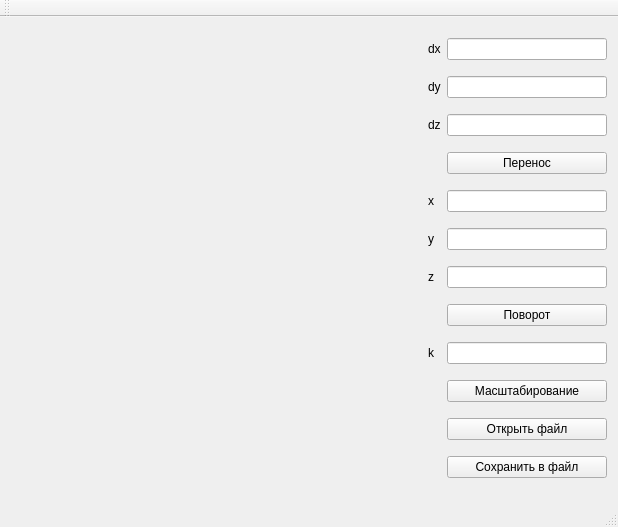
Old version of the form lab_01/mainwindow.ui in the repository bmstu-ics7/object-oriented-programming.
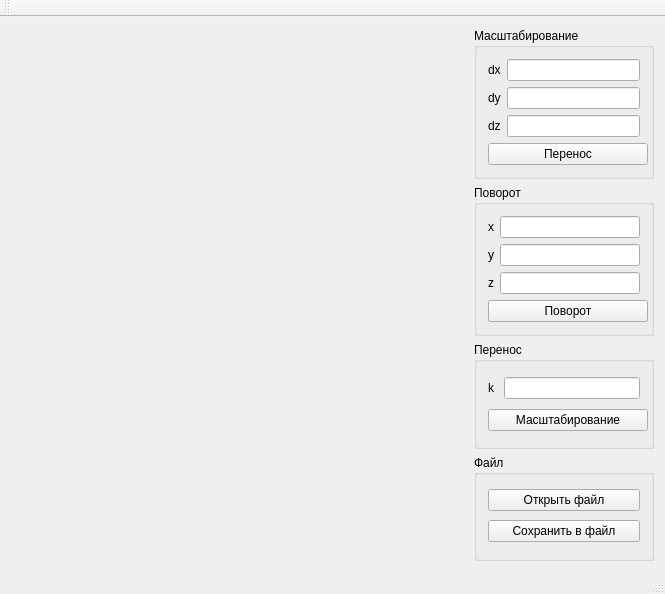
New version of the form.

The edit to the form file:
```diff
--- a/lab_01/mainwindow.ui
+++ b/lab_01/mainwindow.ui
@@ -6,101 +6,31 @@
    <rect>
     <x>0</x>
     <y>0</y>
-    <width>618</width>
-    <height>527</height>
+    <width>665</width>
+    <height>594</height>
    </rect>
   </property>
   <property name="windowTitle">
    <string>MainWindow</string>
   </property>
   <widget class="QWidget" name="centralWidget">
-   <layout class="QHBoxLayout" name="horizontalLayout">
-    <item>
-     <spacer name="horizontalSpacer">
-      <property name="orientation">
-       <enum>Qt::Horizontal</enum>
-      </property>
-      <property name="sizeHint" stdset="0">
-       <size>
-        <width>40</width>
-        <height>20</height>
-       </size>
-      </property>
-     </spacer>
-    </item>
-    <item>
      <layout class="QGridLayout" name="gridLayout">
-      <item row="0" column="0">
-       <widget class="QLabel" name="label">
-        <property name="text">
-         <string>dx</string>
-        </property>
-       </widget>
-      </item>
-      <item row="0" column="1">
-       <widget class="QLineEdit" name="lineOffsetX">
-        <property name="maximumSize">
-         <size>
-          <width>160</width>
-          <height>16777215</height>
-         </size>
-        </property>
-       </widget>
-      </item>
-      <item row="1" column="0">
-       <widget class="QLabel" name="label_2">
-        <property name="text">
-         <string>dy</string>
-        </property>
-       </widget>
-      </item>
-      <item row="1" column="1">
-       <widget class="QLineEdit" name="lineOffsetY">
-        <property name="maximumSize">
-         <size>
-          <width>160</width>
-          <height>16777215</height>
-         </size>
-        </property>
-       </widget>
-      </item>
-      <item row="2" column="0">
-       <widget class="QLabel" name="label_3">
-        <property name="text">
-         <string>dz</string>
-        </property>
-       </widget>
-      </item>
-      <item row="2" column="1">
-       <widget class="QLineEdit" name="lineOffsetZ">
-        <property name="maximumSize">
-         <size>
-          <width>160</width>
-          <height>16777215</height>
-         </size>
-        </property>
-       </widget>
-      </item>
       <item row="3" column="1">
-       <widget class="QPushButton" name="btnOffset">
-        <property name="minimumSize">
-         <size>
-          <width>160</width>
-          <height>0</height>
-         </size>
-        </property>
+     <widget class="QGroupBox" name="groupBox_2">
         <property name="maximumSize">
          <size>
-          <width>16777215</width>
+        <width>180</width>
           <height>16777215</height>
          </size>
         </property>
-        <property name="text">
-         <string>Перенос</string>
-        </property>
-       </widget>
-      </item>
-      <item row="4" column="0">
+      <property name="styleSheet">
+       <string notr="true">font: 13pt &quot;Hack Nerd Font&quot;;</string>
+      </property>
+      <property name="title">
+       <string>Поворот</string>
+      </property>
+      <layout class="QGridLayout" name="gridLayout_3">
+       <item row="0" column="2">
        <widget class="QLabel" name="label_4">
         <property name="maximumSize">
          <size>
@@ -113,7 +43,26 @@
         </property>
        </widget>
       </item>
-      <item row="4" column="1">
+       <item row="5" column="2" colspan="2">
+        <widget class="QPushButton" name="btnRotate">
+         <property name="minimumSize">
+          <size>
+           <width>160</width>
+           <height>0</height>
+          </size>
+         </property>
+         <property name="maximumSize">
+          <size>
+           <width>16777215</width>
+           <height>16777215</height>
+          </size>
+         </property>
+         <property name="text">
+          <string>Поворот</string>
+         </property>
+        </widget>
+       </item>
+       <item row="0" column="3">
        <widget class="QLineEdit" name="lineRotateX">
         <property name="maximumSize">
          <size>
@@ -123,31 +72,31 @@
         </property>
        </widget>
       </item>
-      <item row="5" column="0">
-       <widget class="QLabel" name="label_5">
-        <property name="text">
-         <string>y</string>
-        </property>
-       </widget>
-      </item>
-      <item row="5" column="1">
-       <widget class="QLineEdit" name="lineRotateY">
-        <property name="maximumSize">
-         <size>
-          <width>160</width>
-          <height>16777215</height>
-         </size>
-        </property>
-       </widget>
-      </item>
-      <item row="6" column="0">
+       <item row="4" column="2">
        <widget class="QLabel" name="label_6">
         <property name="text">
          <string>z</string>
         </property>
        </widget>
       </item>
-      <item row="6" column="1">
+       <item row="2" column="3">
+        <widget class="QLineEdit" name="lineRotateY">
+         <property name="maximumSize">
+          <size>
+           <width>160</width>
+           <height>16777215</height>
+          </size>
+         </property>
+        </widget>
+       </item>
+       <item row="2" column="2">
+        <widget class="QLabel" name="label_5">
+         <property name="text">
+          <string>y</string>
+         </property>
+        </widget>
+       </item>
+       <item row="4" column="3">
        <widget class="QLineEdit" name="lineRotateZ">
         <property name="maximumSize">
          <size>
@@ -157,43 +106,38 @@
         </property>
        </widget>
       </item>
-      <item row="7" column="1">
-       <widget class="QPushButton" name="btnRotate">
-        <property name="minimumSize">
-         <size>
-          <width>160</width>
-          <height>0</height>
-         </size>
-        </property>
-        <property name="maximumSize">
-         <size>
-          <width>16777215</width>
-          <height>16777215</height>
-         </size>
-        </property>
-        <property name="text">
-         <string>Поворот</string>
-        </property>
-       </widget>
-      </item>
-      <item row="8" column="0">
+      </layout>
+     </widget>
+    </item>
+    <item row="10" column="1">
+     <widget class="QGroupBox" name="groupBox_3">
+      <property name="maximumSize">
+       <size>
+        <width>180</width>
+        <height>16777215</height>
+       </size>
+      </property>
+      <property name="styleSheet">
+       <string notr="true">font: 13pt &quot;Hack Nerd Font&quot;;</string>
+      </property>
+      <property name="title">
+       <string>Перенос</string>
+      </property>
+      <layout class="QGridLayout" name="gridLayout_4">
+       <item row="0" column="1">
        <widget class="QLabel" name="label_7">
+         <property name="maximumSize">
+          <size>
+           <width>10</width>
+           <height>30</height>
+          </size>
+         </property>
         <property name="text">
          <string>k</string>
         </property>
        </widget>
       </item>
-      <item row="8" column="1">
-       <widget class="QLineEdit" name="lineScale">
-        <property name="maximumSize">
-         <size>
-          <width>160</width>
-          <height>16777215</height>
-         </size>
-        </property>
-       </widget>
-      </item>
-      <item row="9" column="1">
+       <item row="2" column="1" colspan="4">
        <widget class="QPushButton" name="btnScale">
         <property name="minimumSize">
          <size>
@@ -207,19 +151,56 @@
           <height>16777215</height>
          </size>
         </property>
+         <property name="styleSheet">
+          <string notr="true"/>
+         </property>
         <property name="text">
          <string>Масштабирование</string>
         </property>
        </widget>
       </item>
-      <item row="10" column="1">
+       <item row="0" column="2" colspan="3">
+        <widget class="QLineEdit" name="lineScale">
+         <property name="minimumSize">
+          <size>
+           <width>0</width>
+           <height>0</height>
+          </size>
+         </property>
+         <property name="maximumSize">
+          <size>
+           <width>160</width>
+           <height>16777215</height>
+          </size>
+         </property>
+        </widget>
+       </item>
+      </layout>
+     </widget>
+    </item>
+    <item row="20" column="1">
+     <widget class="QGroupBox" name="groupBox_4">
+      <property name="maximumSize">
+       <size>
+        <width>180</width>
+        <height>16777215</height>
+       </size>
+      </property>
+      <property name="styleSheet">
+       <string notr="true">font: 13pt &quot;Hack Nerd Font&quot;;</string>
+      </property>
+      <property name="title">
+       <string>Файл</string>
+      </property>
+      <layout class="QVBoxLayout" name="verticalLayout">
+       <item>
        <widget class="QPushButton" name="bntFile">
         <property name="text">
          <string>Открыть файл</string>
         </property>
        </widget>
       </item>
-      <item row="11" column="1">
+       <item>
        <widget class="QPushButton" name="btnSave">
         <property name="text">
          <string>Сохранить в файл</string>
@@ -227,6 +208,108 @@
        </widget>
       </item>
      </layout>
+     </widget>
+    </item>
+    <item row="1" column="1">
+     <widget class="QGroupBox" name="groupBox">
+      <property name="maximumSize">
+       <size>
+        <width>180</width>
+        <height>16777215</height>
+       </size>
+      </property>
+      <property name="styleSheet">
+       <string notr="true">font: 13pt &quot;Hack Nerd Font&quot;;</string>
+      </property>
+      <property name="title">
+       <string>Масштабирование</string>
+      </property>
+      <layout class="QGridLayout" name="gridLayout_2">
+       <item row="0" column="1">
+        <widget class="QLineEdit" name="lineOffsetX">
+         <property name="maximumSize">
+          <size>
+           <width>160</width>
+           <height>16777215</height>
+          </size>
+         </property>
+        </widget>
+       </item>
+       <item row="1" column="1">
+        <widget class="QLineEdit" name="lineOffsetY">
+         <property name="maximumSize">
+          <size>
+           <width>160</width>
+           <height>16777215</height>
+          </size>
+         </property>
+        </widget>
+       </item>
+       <item row="1" column="0">
+        <widget class="QLabel" name="label_2">
+         <property name="text">
+          <string>dy</string>
+         </property>
+        </widget>
+       </item>
+       <item row="0" column="0">
+        <widget class="QLabel" name="label">
+         <property name="text">
+          <string>dx</string>
+         </property>
+        </widget>
+       </item>
+       <item row="2" column="0">
+        <widget class="QLabel" name="label_3">
+         <property name="text">
+          <string>dz</string>
+         </property>
+        </widget>
+       </item>
+       <item row="2" column="1">
+        <widget class="QLineEdit" name="lineOffsetZ">
+         <property name="maximumSize">
+          <size>
+           <width>160</width>
+           <height>16777215</height>
+          </size>
+         </property>
+        </widget>
+       </item>
+       <item row="4" column="0" colspan="2">
+        <widget class="QPushButton" name="btnOffset">
+         <property name="minimumSize">
+          <size>
+           <width>160</width>
+           <height>0</height>
+          </size>
+         </property>
+         <property name="maximumSize">
+          <size>
+           <width>16777215</width>
+           <height>16777215</height>
+          </size>
+         </property>
+         <property name="text">
+          <string>Перенос</string>
+         </property>
+        </widget>
+       </item>
+      </layout>
+     </widget>
+    </item>
+    <item row="3" column="0">
+     <spacer name="horizontalSpacer">
+      <property name="orientation">
+       <enum>Qt::Horizontal</enum>
+      </property>
+      <property name="sizeHint" stdset="0">
+       <size>
+        <width>40</width>
+        <height>20</height>
+       </size>
+      </property>
+     </spacer>
     </item>
    </layout>
   </widget>
```
Left out of the diff: 2 changed lines with no effect on the pictures. Lines whose indentation alone changed are shown as unchanged.
